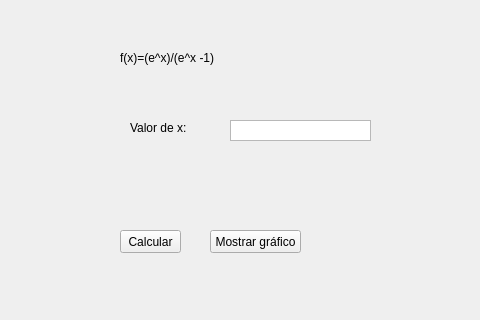
Above: Proyecto/PropagacionErrores.ui from Vrouqen/Metodos-Numericos before the change; both pictures show x 0 to 480 and y 0 to 320 of the 800 by 500 pixel window. Below: the same form after it.
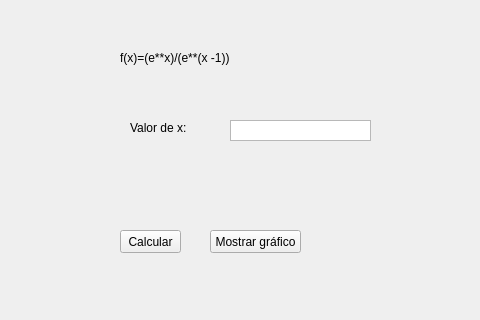
That is the form after the change.

Commit message: Pequeño cambio en la interfaz

Patch:
```diff
--- a/Proyecto/PropagacionErrores.ui
+++ b/Proyecto/PropagacionErrores.ui
@@ -89,7 +89,7 @@
      </rect>
     </property>
     <property name="text">
-     <string>f(x)=(e^x)/(e^x -1)</string>
+     <string>f(x)=(e**x)/(e**(x -1))</string>
     </property>
    </widget>
    <widget class="QLabel" name="labelResultado">
```
Left out of the diff: 2 changed lines with no effect on the pictures.
